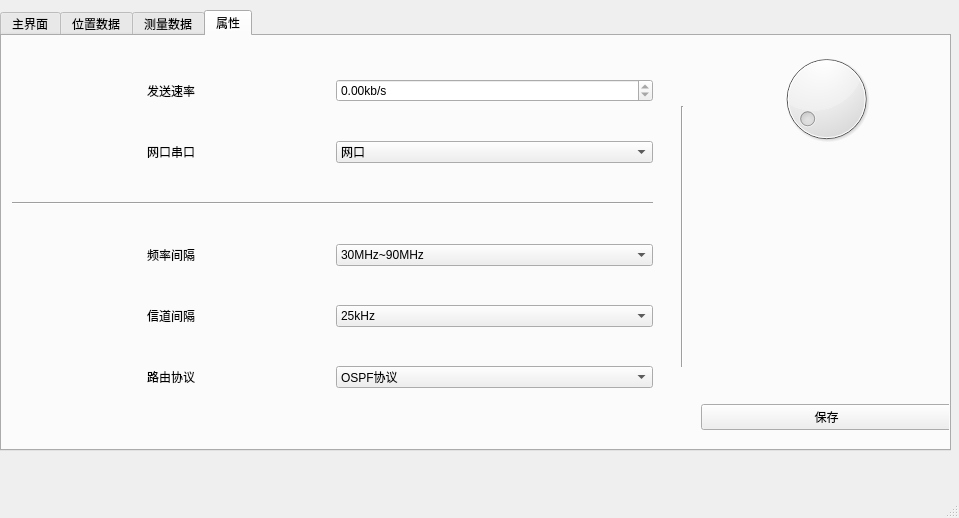
Old version of the form UI/mainWindow.ui in the repository 413180794/EPLRS_station.
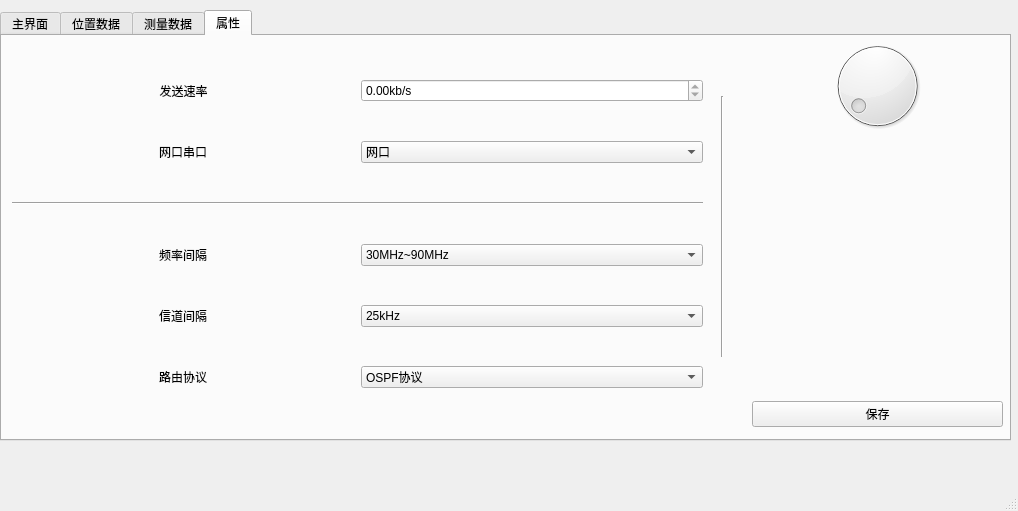
New version of the form. The open tabs and pages were chosen to show the change.

```diff
--- a/UI/mainWindow.ui
+++ b/UI/mainWindow.ui
@@ -6,8 +6,8 @@
    <rect>
     <x>0</x>
     <y>0</y>
-    <width>959</width>
-    <height>518</height>
+    <width>1018</width>
+    <height>511</height>
    </rect>
   </property>
   <property name="windowTitle">
@@ -19,8 +19,8 @@
      <rect>
       <x>0</x>
       <y>10</y>
-      <width>951</width>
-      <height>441</height>
+      <width>1011</width>
+      <height>431</height>
      </rect>
     </property>
     <property name="currentIndex">
@@ -531,7 +531,7 @@
        <rect>
         <x>10</x>
         <y>10</y>
-        <width>641</width>
+        <width>691</width>
         <height>381</height>
        </rect>
       </property>
@@ -703,8 +703,8 @@
      <widget class="Line" name="line">
       <property name="geometry">
        <rect>
-        <x>670</x>
-        <y>70</y>
+        <x>710</x>
+        <y>60</y>
         <width>21</width>
         <height>261</height>
        </rect>
@@ -716,10 +716,10 @@
      <widget class="QWidget" name="verticalLayoutWidget_2">
       <property name="geometry">
        <rect>
-        <x>699</x>
-        <y>13</y>
+        <x>750</x>
+        <y>0</y>
         <width>251</width>
-        <height>381</height>
+        <height>391</height>
        </rect>
       </property>
       <layout class="QVBoxLayout" name="verticalLayout_2">
```
Left out of the diff: 31 changed lines with no effect on the pictures.
